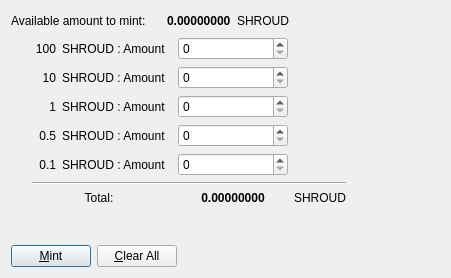
Old version of the form src/qt/forms/manualmintdialog.ui in the repository ShroudProtocol/ShroudX.
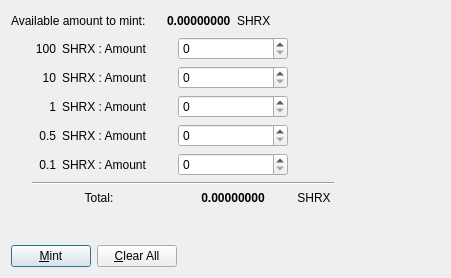
New version of the form. Icons and pictures are not drawn.

What changed in the file:
```diff
--- a/src/qt/forms/manualmintdialog.ui
+++ b/src/qt/forms/manualmintdialog.ui
@@ -47,7 +47,7 @@
        <item>
         <widget class="QLabel" name="label_3">
          <property name="text">
-          <string>SHROUD</string>
+          <string>SHRX</string>
          </property>
         </widget>
        </item>
@@ -89,7 +89,7 @@
          <item row="4" column="1">
           <widget class="QLabel" name="label_13">
            <property name="text">
-            <string>SHROUD : Amount</string>
+            <string>SHRX : Amount</string>
            </property>
            <property name="margin">
             <number>0</number>
@@ -122,7 +122,7 @@
          <item row="3" column="1">
           <widget class="QLabel" name="label_12">
            <property name="text">
-            <string>SHROUD : Amount</string>
+            <string>SHRX : Amount</string>
            </property>
            <property name="margin">
             <number>0</number>
@@ -148,7 +148,7 @@
          <item row="2" column="1">
           <widget class="QLabel" name="label_11">
            <property name="text">
-            <string>SHROUD : Amount</string>
+            <string>SHRX : Amount</string>
            </property>
            <property name="margin">
             <number>0</number>
@@ -171,7 +171,7 @@
          <item row="1" column="1">
           <widget class="QLabel" name="label_10">
            <property name="text">
-            <string>SHROUD : Amount</string>
+            <string>SHRX : Amount</string>
            </property>
            <property name="margin">
             <number>0</number>
@@ -217,7 +217,7 @@
             </size>
            </property>
            <property name="text">
-            <string>SHROUD</string>
+            <string>SHRX</string>
            </property>
            <property name="alignment">
             <set>Qt::AlignCenter</set>
@@ -233,7 +233,7 @@
             </size>
            </property>
            <property name="text">
-            <string>SHROUD : Amount</string>
+            <string>SHRX : Amount</string>
            </property>
            <property name="margin">
             <number>0</number>
```
